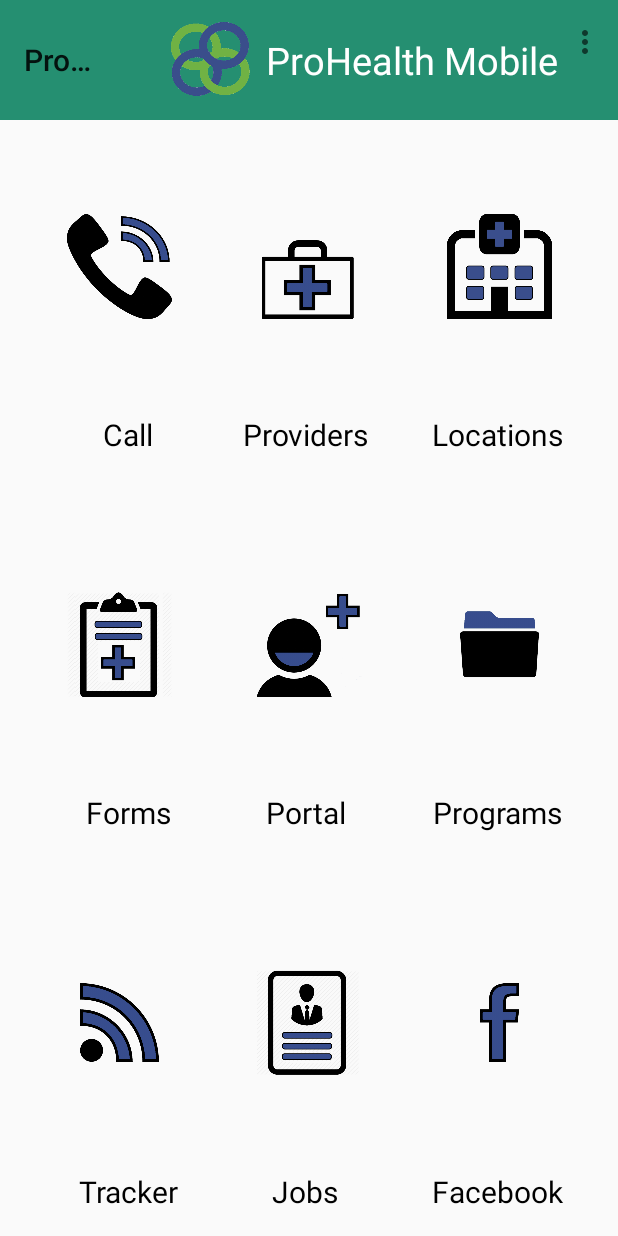
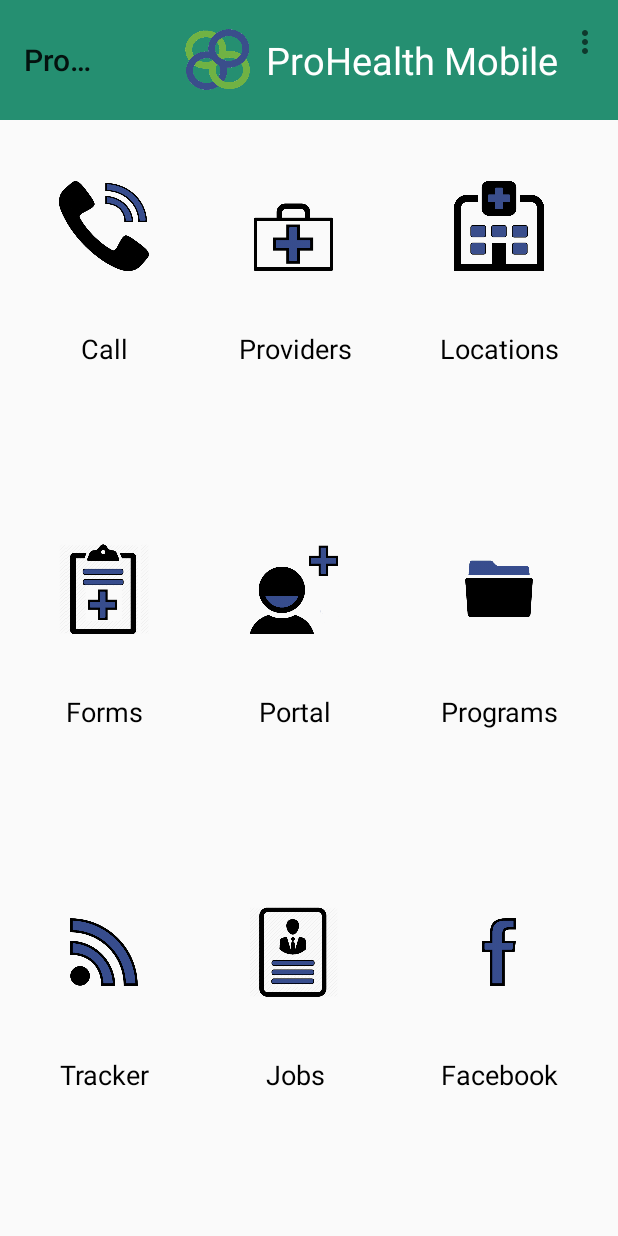
Before and after one commit to erodedpretzel/ProHealth, an Android app: the screen it shows after launch (MainActivity), on a phone screen of 412 x 824 dp. Run offline under Robolectric (Android 15) with nearby library versions, the phone set to English and light mode, and no system bars.

Commit message:
Icons are lined up much better & text is nicely centered under icons.

```diff
--- a/app/src/main/res/layout/activity_main.xml
+++ b/app/src/main/res/layout/activity_main.xml
@@ -15,8 +15,8 @@
             android:background="?attr/colorPrimary"
             app:popupTheme="@style/AppTheme.PopupOverlay">
             <ImageView
-                android:layout_width="55dp"
-                android:layout_height="55dp"
+                android:layout_width="45dp"
+                android:layout_height="45dp"
                 android:layout_marginLeft="55dp"
                 android:layout_marginTop="10dp"
                 android:src="@drawable/logo"
--- a/app/src/main/res/layout/content_main.xml
+++ b/app/src/main/res/layout/content_main.xml
@@ -18,13 +18,10 @@
         android:layout_width="match_parent"
         android:layout_height="match_parent"
         grid:columnCount="3"
-        grid:rowCount="3"
+        grid:rowCount="6"
         grid:orientation="horizontal"
         grid:alignmentMode="alignBounds"
-        android:layout_alignParentTop="true"
-        android:layout_alignParentLeft="true"
-        android:layout_alignParentStart="true"
-        android:layout_marginTop="35dp"
+        android:layout_marginTop="65dp"
         android:id="@+id/homeGrid">
 
         <ImageView
@@ -51,6 +48,36 @@
             grid:layout_gravity="center"
             android:src="@drawable/locations2"
             />
+        <TextView
+            android:id="@+id/text_contact_us"
+            android:text="@string/icon_contact_us"
+            android:textColor='#000000'
+            android:textSize="@dimen/home_icon"
+            grid:layout_columnWeight="1"
+            grid:layout_rowWeight="1"
+            grid:layout_gravity="top"
+            android:gravity="center"
+            />
+        <TextView
+            android:id="@+id/text_providers"
+            android:text="@string/icon_providers"
+            android:textColor='#000000'
+            android:textSize="@dimen/home_icon"
+            grid:layout_columnWeight="1"
+            grid:layout_rowWeight="1"
+            grid:layout_gravity="top"
+            android:gravity="center"
+            />
+        <TextView
+            android:id="@+id/text_locations"
+            android:text="@string/icon_locations"
+            android:textColor='#000000'
+            android:textSize="@dimen/home_icon"
+            grid:layout_columnWeight="1"
+            grid:layout_rowWeight="1"
+            grid:layout_gravity="top"
+            android:gravity="center"
+            />
         <ImageView
             android:layout_width="@dimen/icon_width"
             android:layout_height="@dimen/icon_height"
@@ -74,6 +101,36 @@
             grid:layout_rowWeight="1"
             grid:layout_gravity="center"
             android:src="@drawable/programs2"
+            />
+        <TextView
+            android:id="@+id/text_forms"
+            android:text="@string/icon_forms"
+            android:textColor='#000000'
+            android:textSize="@dimen/home_icon"
+            grid:layout_columnWeight="1"
+            grid:layout_rowWeight="1"
+            grid:layout_gravity="top"
+            android:gravity="center"
+            />
+        <TextView
+            android:id="@+id/text_patient_portal"
+            android:text="@string/icon_patient_portal"
+            android:textColor='#000000'
+            android:textSize="@dimen/home_icon"
+            grid:layout_columnWeight="1"
+            grid:layout_rowWeight="1"
+            grid:layout_gravity="top"
+            android:gravity="center"
+            />
+        <TextView
+            android:id="@+id/text_programs"
+            android:text="@string/icon_programs"
+            android:textColor='#000000'
+            android:textSize="@dimen/home_icon"
+            grid:layout_columnWeight="1"
+            grid:layout_rowWeight="1"
+            grid:layout_gravity="top"
+            android:gravity="center"
             />
         <ImageView
             android:layout_width="@dimen/icon_width"
@@ -99,109 +156,36 @@
             grid:layout_gravity="center"
             android:src="@drawable/facebook2"
             />
-    </android.support.v7.widget.GridLayout>
-    <android.support.v7.widget.GridLayout
-        android:layout_width="match_parent"
-        android:layout_height="match_parent"
-        grid:columnCount="3"
-        grid:rowCount="3"
-        grid:orientation="horizontal"
-        android:layout_marginTop="35dp"
-        android:layout_marginLeft="15dp"
-        android:id="@+id/gridLayout">
-
-    <TextView
-        android:id="@+id/text_contact_us"
-        android:text="@string/icon_contact_us"
-        android:textColor='#000000'
-        android:textSize="20sp"
-        grid:layout_columnWeight="1"
-        grid:layout_rowWeight="1"
-        grid:layout_gravity="bottom"
-        android:gravity="center"
-        />
-    <TextView
-        android:id="@+id/text_providers"
-        android:text="@string/icon_providers"
-        android:textColor='#000000'
-        android:textSize="20sp"
-        grid:layout_columnWeight="1"
-        grid:layout_rowWeight="1"
-        grid:layout_gravity="bottom"
-        android:gravity="center"
-        />
-    <TextView
-        android:id="@+id/text_locations"
-        android:text="@string/icon_locations"
-        android:textColor='#000000'
-        android:textSize="20sp"
-        grid:layout_columnWeight="1"
-        grid:layout_rowWeight="1"
-        grid:layout_gravity="bottom"
-        android:gravity="center"
-        />
-
-    <TextView
-        android:id="@+id/text_forms"
-        android:text="@string/icon_forms"
-        android:textColor='#000000'
-        android:textSize="20sp"
-        grid:layout_columnWeight="1"
-        grid:layout_rowWeight="1"
-        grid:layout_gravity="bottom"
-        android:gravity="center"
-        />
-    <TextView
-        android:id="@+id/text_patient_portal"
-        android:text="@string/icon_patient_portal"
-        android:textColor='#000000'
-        android:textSize="20sp"
-        grid:layout_columnWeight="1"
-        grid:layout_rowWeight="1"
-        grid:layout_gravity="bottom"
-        android:gravity="center"
-        />
-    <TextView
-        android:id="@+id/text_programs"
-        android:text="@string/icon_programs"
-        android:textColor='#000000'
-        android:textSize="20sp"
-        grid:layout_columnWeight="1"
-        grid:layout_rowWeight="1"
-        grid:layout_gravity="bottom"
-        android:gravity="center"
-        />
-
         <TextView
             android:id="@+id/text_bustracker"
             android:text="@string/icon_bustracker"
             android:textColor='#000000'
-        android:textSize="20sp"
+            android:textSize="@dimen/home_icon"
             grid:layout_columnWeight="1"
             grid:layout_rowWeight="1"
-        grid:layout_gravity="bottom"
+            grid:layout_gravity="top"
             android:gravity="center"
             />
         <TextView
             android:id="@+id/text_job_openings"
             android:text="@string/icon_job_openings"
             android:textColor='#000000'
-        android:textSize="20sp"
+            android:textSize="@dimen/home_icon"
             grid:layout_columnWeight="1"
             grid:layout_rowWeight="1"
-        grid:layout_gravity="bottom"
+            grid:layout_gravity="top"
             android:gravity="center"
             />
         <TextView
             android:id="@+id/text_facebook"
             android:text="@string/icon_facebook"
             android:textColor='#000000'
-        android:textSize="20sp"
+            android:textSize="@dimen/home_icon"
             grid:layout_columnWeight="1"
             grid:layout_rowWeight="1"
-        grid:layout_gravity="bottom"
+            grid:layout_gravity="top"
             android:gravity="center"
             />
+    </android.support.v7.widget.GridLayout>
 
-    </android.support.v7.widget.GridLayout>
 </RelativeLayout>
--- a/app/src/main/res/values/dimens.xml
+++ b/app/src/main/res/values/dimens.xml
@@ -1,9 +1,10 @@
 <resources>
     <!-- Default screen margins, per the Android Design guidelines. -->
-    <dimen name="activity_horizontal_margin">16dp</dimen>
+    <dimen name="activity_horizontal_margin">10dp</dimen>
     <dimen name="activity_vertical_margin">16dp</dimen>
     <dimen name="fab_margin">16dp</dimen>
-    <dimen name="icon_width">70dp</dimen>
-    <dimen name="icon_height">70dp</dimen>
+    <dimen name="icon_width">60dp</dimen>
+    <dimen name="icon_height">60dp</dimen>
+    <dimen name="home_icon">18sp</dimen>
 
 </resources>
```
Lines whose indentation alone changed are shown as unchanged.
